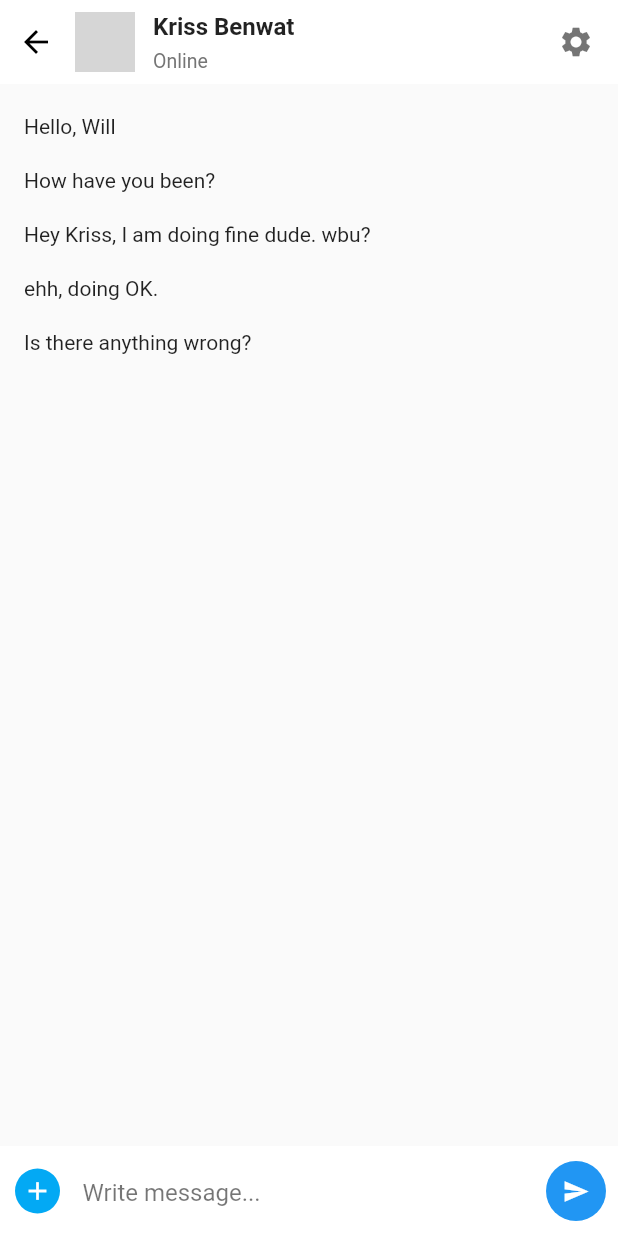
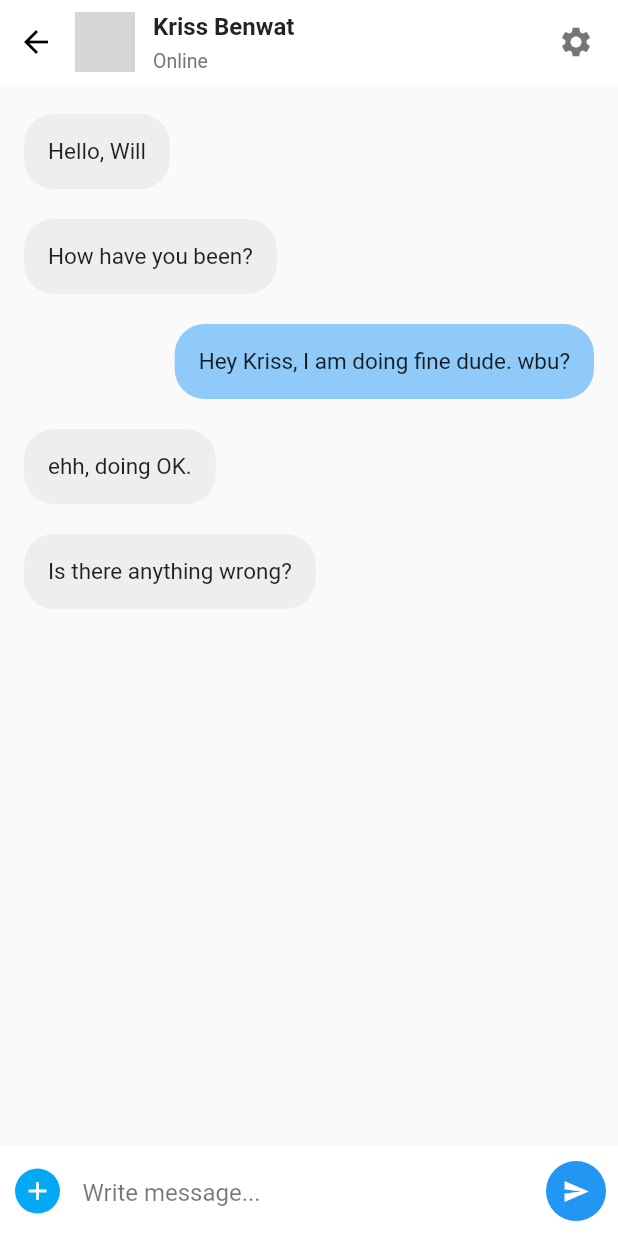
Before and after one commit to CoderNamedHendrick/FlutterChat, a Flutter app: the ChatDetailPage screen opened directly, on a phone screen of 412 x 824 dp. Run offline on Flutter 3.47's test engine with Material 2 defaults, Android fonts, the phone set to English and light mode, and no system bars; network calls fail; grey boxes are pictures that could not be loaded.

Commit message:
Styling the messages considering messageType

```diff
--- a/lib/screens/chatDetailPage.dart
+++ b/lib/screens/chatDetailPage.dart
@@ -76,7 +76,20 @@ class _ChatDetailPageState extends State<ChatDetailPage> {
               return Container(
                 padding: EdgeInsets.only(left: 16, right: 16,
                 top: 10, bottom: 10),
-                child: Text(messages[index].messageContent),
+                child: Align(
+                  alignment: (messages[index].messageType == "receiver"?
+                  Alignment.topLeft : Alignment.topRight),
+                  child: Container(
+                    decoration: BoxDecoration(
+                      borderRadius: BorderRadius.circular(20),
+                      color: (messages[index].messageType == "receiver"?
+                      Colors.grey.shade200 : Colors.blue[200]),
+                    ),
+                    padding: EdgeInsets.all(16),
+                    child: Text(messages[index].messageContent,
+                      style: TextStyle(fontSize: 15),),
+                  ),
+                ),
               );
             },
           ),
```
